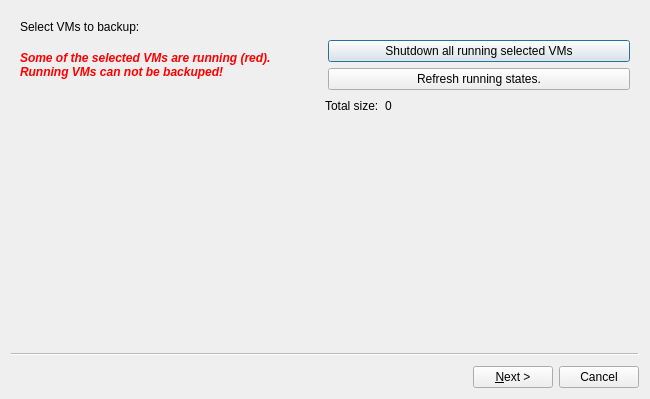
Before: the Qt Designer form backupdlg.ui in QubesOS/qubes-manager, drawn with Qt 5.
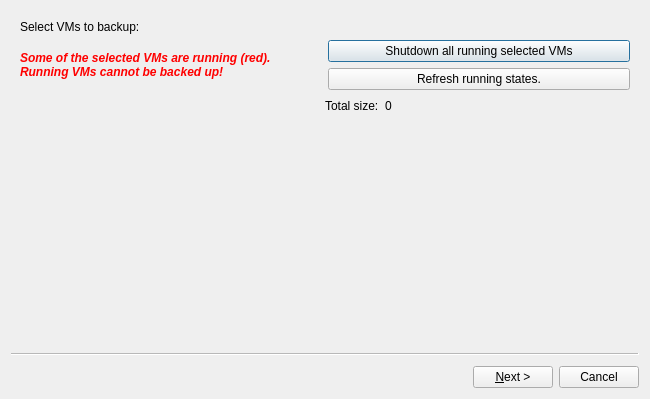
After: the same form once the commit is applied. Icons and pictures are not drawn.

Commit message: Correct spelling issue

```diff
--- a/backupdlg.ui
+++ b/backupdlg.ui
@@ -72,7 +72,7 @@
          <string notr="true">color:rgb(255, 0, 0)</string>
         </property>
         <property name="text">
-         <string>Some of the selected VMs are running (red). Running VMs can not be backuped!</string>
+         <string>Some of the selected VMs are running (red). Running VMs cannot be backed up!</string>
         </property>
         <property name="wordWrap">
          <bool>true</bool>
```
Left out of the diff: 4 changed lines with no effect on the pictures.
